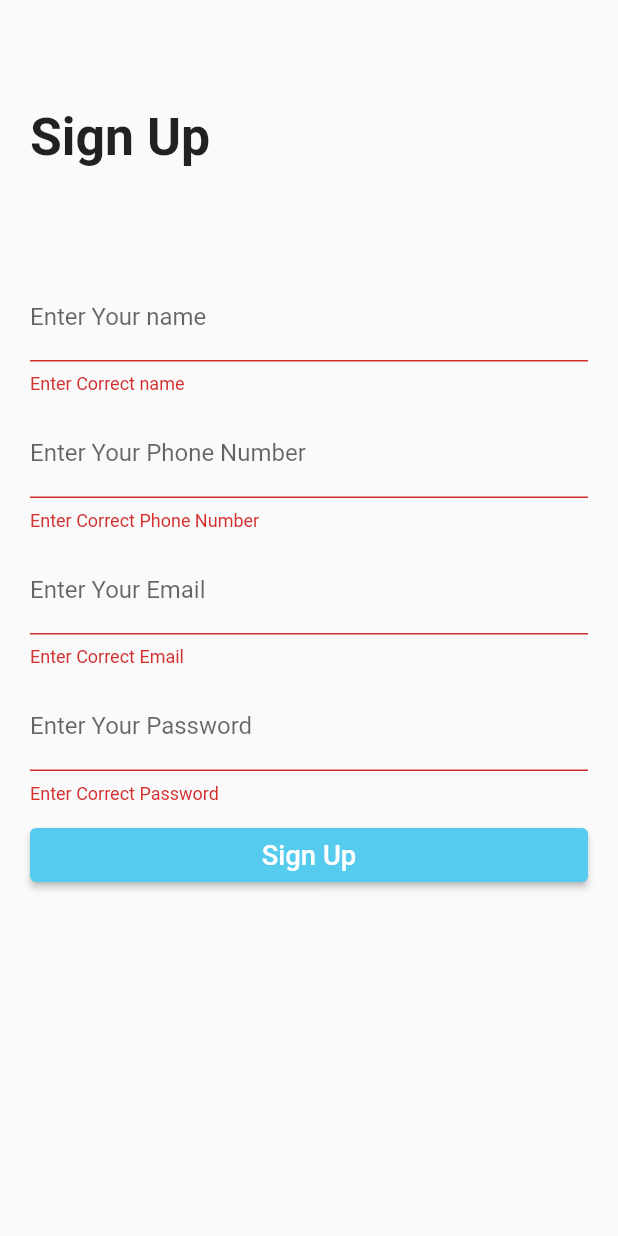
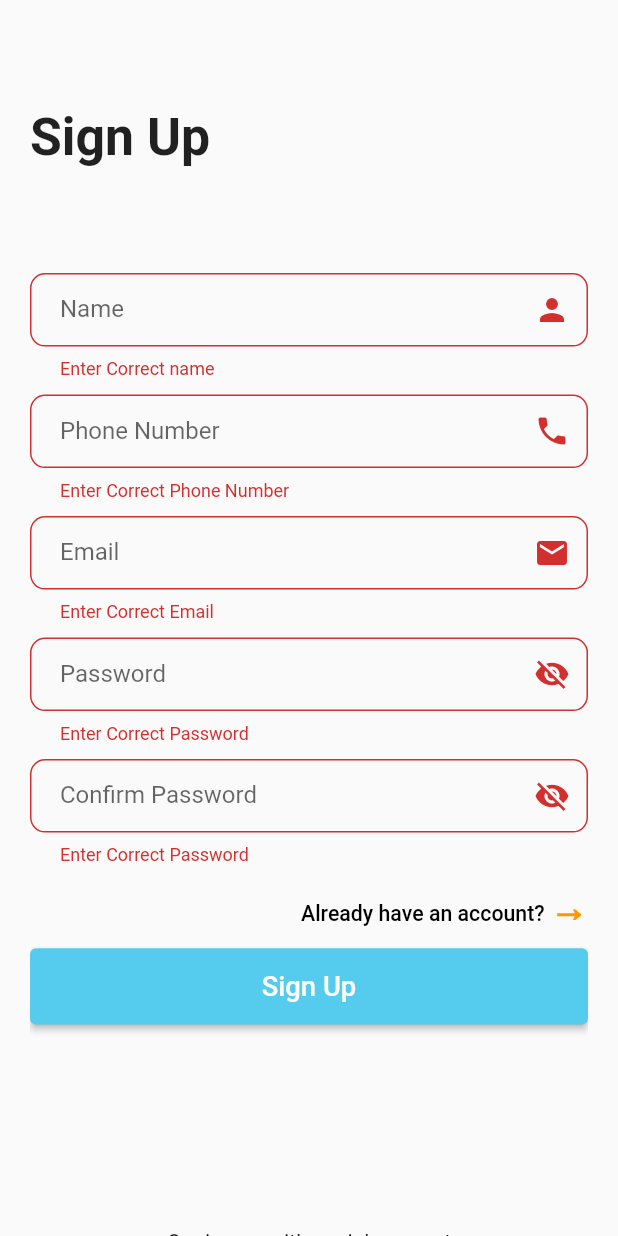
Before and after one commit to jakirahamed/marj, a Flutter app: the Signup screen opened directly, after a tap on "Sign Up", on a phone screen of 412 x 824 dp. Run offline on Flutter 3.47's test engine with Material 2 defaults, Android fonts, the light colour scheme and no system bars; our stand-ins replace carousel_pro_nullsafety, firebase_auth, firebase_core, flutter_screenutil, fluttertoast, google_fonts; missing offline and left inert: custom_line_indicator_bottom_navbar; accounts and stored records are empty; network calls fail.

Commit message:
signup page design

```diff
--- a/lib/ui/bottom_nav_controller.dart
+++ b/lib/ui/bottom_nav_controller.dart
@@ -13,7 +13,7 @@ class BottomNavController extends StatefulWidget {
 }
 
 class _BottomNavControllerState extends State<BottomNavController> {
-  bool navBarMode = false;
+  // bool navBarMode = false;
 
   final _pages = [
     Home(),
--- a/lib/ui/bottom_nav_pages/home.dart
+++ b/lib/ui/bottom_nav_pages/home.dart
@@ -13,7 +13,7 @@ class Home extends StatelessWidget {
         appBar: AppBar(
           title: Text('marj'),
           centerTitle: true,
-          automaticallyImplyLeading: false,
+          // automaticallyImplyLeading: false,
         ),
         drawer: Drawer(),
         body: ListView(children: [
@@ -50,7 +50,7 @@ class Home extends StatelessWidget {
               padding: const EdgeInsets.fromLTRB(10.0, 0.0, 0.0, 0.0),
               child: Row(
                 children: [
-                  cardimg('https://cdn.pixabay.com/photo/2015/11/19/21/10/glasses-1052010_960_720.jpg', 'text'),
+                cardimg('https://cdn.pixabay.com/photo/2015/11/19/21/10/glasses-1052010_960_720.jpg', 'text'),
                 cardimg("https://cdn.pixabay.com/photo/2018/03/19/18/20/tea-time-3240766_960_720.jpg", 'text'),
                 cardimg('https://cdn.pixabay.com/photo/2015/11/19/21/10/glasses-1052010_960_720.jpg', 'text'),
                 cardimg("https://cdn.pixabay.com/photo/2018/03/19/18/20/tea-time-3240766_960_720.jpg", 'text'),
--- a/lib/ui/signup.dart
+++ b/lib/ui/signup.dart
@@ -1,20 +1,18 @@
-
-
 import 'package:firebase_auth/firebase_auth.dart';
-
+import 'package:flutter/cupertino.dart';
 import 'package:flutter/material.dart';
-import 'package:flutter/services.dart';
+// import 'package:flutter/services.dart';
 import 'package:flutter_screenutil/flutter_screenutil.dart';
 import 'package:fluttertoast/fluttertoast.dart';
-import 'package:marj/const/Appscolor.dart';
+// import 'package:marj/const/Appscolor.dart';
 import 'package:marj/ui/Userform.dart';
 import 'package:marj/ui/login.dart';
 import 'package:marj/widgets/customButton.dart';
-import 'package:marj/widgets/myTextField.dart';
+// import 'package:marj/widgets/customButton.dart';
+// import 'package:marj/widgets/myTextField.dart';
+// import 'package:marj/widgets/passwordtextfield.dart';
 
 class Signup extends StatefulWidget {
-
-
   @override
   _SignupState createState() => _SignupState();
 }
@@ -22,41 +20,42 @@ class Signup extends StatefulWidget {
 class _SignupState extends State<Signup> {
   TextEditingController _nameController = TextEditingController();
 
-  TextEditingController _phoneNumber = TextEditingController();
+  TextEditingController _phoneController = TextEditingController();
 
   TextEditingController _emailController = TextEditingController();
 
   TextEditingController _passwordController = TextEditingController();
 
+  TextEditingController _repasswordController = TextEditingController();
 
+  bool _passwordVisible = false;
 
   signUp() async {
     try {
-      UserCredential userCredential = await FirebaseAuth.instance.createUserWithEmailAndPassword(
+      UserCredential userCredential =
+          await FirebaseAuth.instance.createUserWithEmailAndPassword(
         email: _emailController.text,
         password: _passwordController.text,
       );
       var authCredential = userCredential.user;
       print(authCredential!.uid);
-      if (authCredential.uid.isNotEmpty){
-        Navigator.push(context, MaterialPageRoute(builder: (_)=>Userform()));
-
-      }
-      else {
+      if (authCredential.uid.isNotEmpty) {
+        Navigator.push(context, MaterialPageRoute(builder: (_) => Userform()));
+      } else {
         Fluttertoast.showToast(msg: 'Something is worng');
       }
     } on FirebaseAuthException catch (e) {
       if (e.code == 'weak-password') {
         Fluttertoast.showToast(msg: 'The password provided is too weak.');
-
       } else if (e.code == 'email-already-in-use') {
-        Fluttertoast.showToast(msg: 'The account already exists for that email.');
-
+        Fluttertoast.showToast(
+            msg: 'The account already exists for that email.');
       }
     } catch (e) {
       print(e);
     }
   }
+
   final _formkey = GlobalKey<FormState>();
   @override
   Widget build(BuildContext context) {
@@ -78,20 +77,27 @@ class _SignupState extends State<Signup> {
                       ),
                       Text(
                         'Sign Up',
-                        style:
-                        TextStyle(fontSize: 34.sp, fontWeight: FontWeight.w600),
+                        style: TextStyle(
+                            fontSize: 34.sp, fontWeight: FontWeight.w600),
                       ),
                       SizedBox(
                         height: 70.h,
                       ),
                       TextFormField(
+                        keyboardType: TextInputType.name,
+                        controller: _nameController,
                         decoration: InputDecoration(
-                          labelText: 'Enter Your name'
-                        ),
-                        validator: (value){
-                          if (value!.isEmpty ||!RegExp(r'^[a-z A-Z]+$').hasMatch(value!)){
+                            suffixIcon: Icon(Icons.person),
+                            contentPadding: EdgeInsets.fromLTRB(20, 15, 20, 15),
+                            labelText: 'Name',
+                            border: OutlineInputBorder(
+                              borderRadius: BorderRadius.circular(10),
+                            )),
+                        validator: (value) {
+                          if (value!.isEmpty ||
+                              !RegExp(r'^[a-z A-Z]+$').hasMatch(value!)) {
                             return "Enter Correct name";
-                          }else{
+                          } else {
                             return null;
                           }
                         },
@@ -100,13 +106,21 @@ class _SignupState extends State<Signup> {
                         height: 10.0,
                       ),
                       TextFormField(
+                        keyboardType: TextInputType.phone,
+                        controller: _phoneController,
                         decoration: InputDecoration(
-                          labelText: 'Enter Your Phone Number'
-                        ),
-                        validator: (value){
-                          if (value!.isEmpty ||!RegExp(r"^(?:\+?88|0088)?01[15-9]\d{8}$").hasMatch(value!)){
+                            suffixIcon: Icon(Icons.phone),
+                            contentPadding: EdgeInsets.fromLTRB(20, 15, 20, 15),
+                            labelText: 'Phone Number',
+                            border: OutlineInputBorder(
+                              borderRadius: BorderRadius.circular(10),
+                            )),
+                        validator: (value) {
+                          if (value!.isEmpty ||
+                              !RegExp(r"^(?:\+?88|0088)?01[15-9]\d{8}$")
+                                  .hasMatch(value!)) {
                             return "Enter Correct Phone Number";
-                          }else{
+                          } else {
                             return null;
                           }
                         },
@@ -115,13 +129,21 @@ class _SignupState extends State<Signup> {
                         height: 10.0,
                       ),
                       TextFormField(
+                        keyboardType: TextInputType.emailAddress,
+                        controller: _emailController,
                         decoration: InputDecoration(
-                          labelText: 'Enter Your Email'
-                        ),
-                        validator: (value){
-                          if (value!.isEmpty ||!RegExp(r"^[a-zA-Z0-9.a-zA-Z0-9.!#$%&'*+-/=?^_`{|}~]+@[a-zA-Z0-9]+\.[a-zA-Z]+").hasMatch(value!)){
+                            suffixIcon: Icon(Icons.mail),
+                            contentPadding: EdgeInsets.fromLTRB(20, 15, 20, 15),
+                            labelText: 'Email',
+                            border: OutlineInputBorder(
+                              borderRadius: BorderRadius.circular(10),
+                            )),
+                        validator: (value) {
+                          if (value!.isEmpty ||
+                              !RegExp(r"^[a-zA-Z0-9.a-zA-Z0-9.!#$%&'*+-/=?^_`{|}~]+@[a-zA-Z0-9]+\.[a-zA-Z]+")
+                                  .hasMatch(value!)) {
                             return "Enter Correct Email";
-                          }else{
+                          } else {
                             return null;
                           }
                         },
@@ -130,13 +152,33 @@ class _SignupState extends State<Signup> {
                         height: 10.0,
                       ),
                       TextFormField(
+                        keyboardType: TextInputType.text,
+                        controller: _passwordController,
+                        obscureText: !_passwordVisible,
                         decoration: InputDecoration(
-                          labelText: 'Enter Your Password'
+                           suffixIcon: IconButton(
+                                  icon: Icon(
+                                    _passwordVisible
+                                    ? Icons.visibility
+                                        : Icons.visibility_off,
                                   ),
-                        validator: (value){
-                          if (value!.isEmpty ||!RegExp(r'^(?=.*?[A-Z])(?=.*?[a-z])(?=.*?[0-9])(?=.*?[!@#\$&*~]).{6,}$').hasMatch(value!)){
+                                  onPressed: (){
+                                    setState(() {
+                                      _passwordVisible = !_passwordVisible;
+                                    });
+                                  },
+                                ),
+                            contentPadding: EdgeInsets.fromLTRB(20, 15, 20, 15),
+                            labelText: 'Password',
+                            border: OutlineInputBorder(
+                              borderRadius: BorderRadius.circular(10),
+                            )),
+                        validator: (value) {
+                          if (value!.isEmpty ||
+                              !RegExp(r'^(?=.*?[A-Z])(?=.*?[a-z])(?=.*?[0-9])(?=.*?[!@#\$&*~]).{6,}$')
+                                  .hasMatch(value!)) {
                             return "Enter Correct Password";
-                          }else{
+                          } else {
                             return null;
                           }
                         },
@@ -144,133 +186,107 @@ class _SignupState extends State<Signup> {
                        SizedBox(
                         height: 10.0,
                       ),
-
+                      TextFormField(
+                        keyboardType: TextInputType.text,
+                        controller: _repasswordController,
+                        obscureText: !_passwordVisible,
+                        decoration: InputDecoration(
+                             suffixIcon: IconButton(
+                                  icon: Icon(
+                                    _passwordVisible
+                                    ? Icons.visibility
+                                        : Icons.visibility_off,
+                                  ),
+                                  onPressed: (){
+                                    setState(() {
+                                      _passwordVisible = !_passwordVisible;
+                                    });
+                                  },
+                                ),
+                            contentPadding: EdgeInsets.fromLTRB(20, 15, 20, 15),
+                            labelText: 'Confirm Password',
+                            border: OutlineInputBorder(
+                              borderRadius: BorderRadius.circular(10),
+                            )),
+                        validator: (value) {
+                          if (value!.isEmpty ||
+                              !RegExp(r'^(?=.*?[A-Z])(?=.*?[a-z])(?=.*?[0-9])(?=.*?[!@#\$&*~]).{6,}$')
+                                  .hasMatch(value!)) {
+                            return "Enter Correct Password";
+                          } else {
+                            return null;
+                          }
+                        },
+                      ),
+                      SizedBox(
+                        height: 10.0,
+                      ),
                     ],
                   )),
               Row(
+                mainAxisAlignment: MainAxisAlignment.end,
                 children: [
-                  Expanded(
-                    child: ElevatedButton(
-                      onPressed: (){
-                        if (_formkey.currentState!.validate()){
-                          final snackBar = SnackBar(content: Text('Submitting form'));
-
-                        }
+                  GestureDetector(
+                    onTap: () {
+                      Navigator.push(
+                        context,
+                        MaterialPageRoute(builder: (context) => Login()),
+                      );
                     },
-                      child : Text('Sign Up',
-                        style: TextStyle(fontSize: 18.sp),
-                      ),
-                      style: ElevatedButton.styleFrom(
-                          primary: AppColors.deep_orange, elevation: 2),
+                    child: RichText(
+                      text: TextSpan(
+                          text: 'Already have an account? ',
+                          style: TextStyle(
+                              color: Colors.black,
+                              fontSize: 14.sp,
+                              fontWeight: FontWeight.w500),
+                          children: [
+                            TextSpan(
+                                text: '→',
+                                style: TextStyle(
+                                    color: Colors.orange,
+                                    fontWeight: FontWeight.bold,
+                                    fontSize: 25.sp))
+                          ]),
                     ),
                   ),
                 ],
-              )
-              // Column(
-              //   crossAxisAlignment: CrossAxisAlignment.start,
-              //   children: [
-
-                  // SizedBox(
-                  //   height: 70.h,
-                  // ),
-                  // Text(
-                  //   'Sign Up',
-                  //   style:
-                  //       TextStyle(fontSize: 34.sp, fontWeight: FontWeight.w600),
-                  // ),
-                  // SizedBox(
-                  //   height: 70.h,
-                  // ),
-                  // myTextField(
-                  //   'Enter Your Name',
-                  //   'Name',
-                  //   TextInputType.text,
-                  //   _nameController,
-                  // ),
-                  // SizedBox(
-                  //   height: 10.0,
-                  // ),
-                  // myTextField('Enter Your Email', 'Email',
-                  //     TextInputType.emailAddress, _emailController),
-                  // SizedBox(
-                  //   height: 10.0,
-                  // ),
-                  // myTextField('Enter Your Password', 'Password',
-                  //     TextInputType.visiblePassword, _passwordController),
-                  //     SizedBox(
-                  //   height: 10.0,
-                  // ),
-                  //     myTextField('Enter Your Password', 'Confirm password',
-                  //     TextInputType.visiblePassword, _confirmpasswordController),
-                  // SizedBox(
-                  //   height: 5.h,
-                  // ),
-                  // Row(
-                  //   mainAxisAlignment: MainAxisAlignment.end,
-                  //   children: [
-                  //     TextButton(
-                  //         onPressed: () {
-                  //           Navigator.push(
-                  //         context,
-                  //         MaterialPageRoute(builder: (context) => Login()),
-                  //       );
-                  //         },
-                  //         child: RichText(
-                  //             text: TextSpan(
-                  //                 text: 'Already have an account? ',
-                  //                 style: TextStyle(
-                  //                     color: Colors.black,
-                  //                     fontSize: 14.sp,
-                  //                     fontWeight: FontWeight.w500),
-                  //                 children: [
-                  //               TextSpan(
-                  //                   text: '→',
-                  //                   style: TextStyle(
-                  //                       color: Colors.orange,
-                  //                       fontWeight: FontWeight.bold,
-                  //                       fontSize: 25.sp))
-                  //             ]))),
-                  //   ],
-                  // ),
-                  // SizedBox(
-                  //   height: 25.h,
-                  // ),
-                  // customButton('Sign Up', () {
-                  //   signUp();
-                  // }),
-                  // SizedBox(
-                  //   height: 120.h,
-                  // ),
-                  // Center(
-                  //     child: Text('Or sign up with social account',
-                  //         style: TextStyle(
-                  //             fontSize: 14.sp, fontWeight: FontWeight.w400))),
-                  // SizedBox(
-                  //   height: 20.h,
-                  // ),
-                  // Row(
-                  //   mainAxisAlignment: MainAxisAlignment.center,
-                  //   children: [
-                  //     Container(
-                  //       child: Image.network(
-                  //           'https://i.ibb.co/C11DhdN/google.png'),
-                  //       height: 30.h,
-                  //       width: 30.w,
-                  //     ),
-                  //     SizedBox(
-                  //       width: 50.w,
-                  //     ),
-                  //     Container(
-                  //       child: Image.network(
-                  //           'https://i.ibb.co/GkqSptB/facebook.png'),
-                  //       height: 30.h,
-                  //       width: 30.w,
-                  //     ),
-                  //   ],
-                  // ),
-                  //
-              //   ],
-              // ),
+              ),
+              SizedBox(
+                height: 10.h,
+              ),
+              customButton('Sign Up', () {
+                if (_formkey.currentState!.validate()) {}
+              }),
+              SizedBox(
+                height: MediaQuery.of(context).size.height/6,
+              ),
+              Center(
+                  child: Text('Or sign up with social account',
+                      style: TextStyle(
+                          fontSize: 14.sp, fontWeight: FontWeight.w400))),
+              SizedBox(
+                height: 20.h,
+              ),
+              Row(
+                mainAxisAlignment: MainAxisAlignment.center,
+                children: [
+                  Container(
+                    child: Image.network('https://i.ibb.co/C11DhdN/google.png'),
+                    height: 30.h,
+                    width: 30.w,
+                  ),
+                  SizedBox(
+                    width: 50.w,
+                  ),
+                  Container(
+                    child:
+                        Image.network('https://i.ibb.co/GkqSptB/facebook.png'),
+                    height: 30.h,
+                    width: 30.w,
+                  ),
+                ],
+              ),
             ],
           ),
         )),
--- a/lib/ui/splashscreen.dart
+++ b/lib/ui/splashscreen.dart
@@ -1,7 +1,7 @@
 import 'dart:async';
 import 'package:flutter/material.dart';
 import 'package:flutter_screenutil/flutter_screenutil.dart';
-import 'package:marj/ui/signup.dart';
+import 'package:marj/ui/login.dart';
 
 
 class Splashscreen extends StatefulWidget {
@@ -14,7 +14,7 @@ class Splashscreen extends StatefulWidget {
 class _SplashscreenState extends State<Splashscreen> {
   @override
   void initState() {
-    Timer(Duration(seconds: 4), ()=>Navigator.push(context, MaterialPageRoute(builder: (_)=>Signup())));
+    Timer(Duration(seconds: 4), ()=>Navigator.push(context, MaterialPageRoute(builder: (_)=>Login())));
     super.initState();
   }
   @override
```
Also changed, not shown: lib/ui/login.dart (+76 -11 lines). Lines whose indentation alone changed are shown as unchanged.
